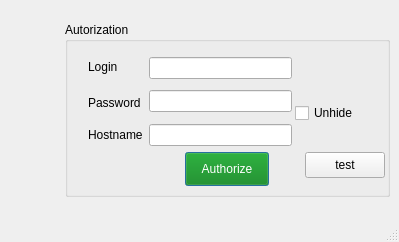
First picture: the form in loginwindow.ui, repository TiReks33/adb-explorer, before the edit.
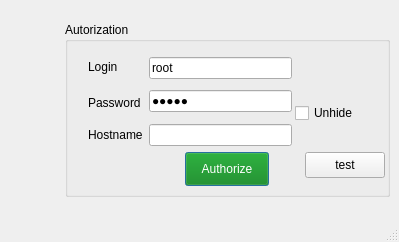
Second picture: the form after the edit. Icons and pictures are not drawn.

Diff of the .ui file:
```diff
--- a/loginwindow.ui
+++ b/loginwindow.ui
@@ -115,10 +115,17 @@
           <item row="0" column="1" rowspan="2">
            <layout class="QVBoxLayout" name="verticalLayout">
             <item>
-             <widget class="QLineEdit" name="Login_Form"/>
+             <widget class="QLineEdit" name="Login_Form">
+              <property name="text">
+               <string>root</string>
+              </property>
+             </widget>
             </item>
             <item>
              <widget class="QLineEdit" name="Password_Form">
+              <property name="text">
+               <string>18715</string>
+              </property>
               <property name="echoMode">
                <enum>QLineEdit::Password</enum>
               </property>
```
